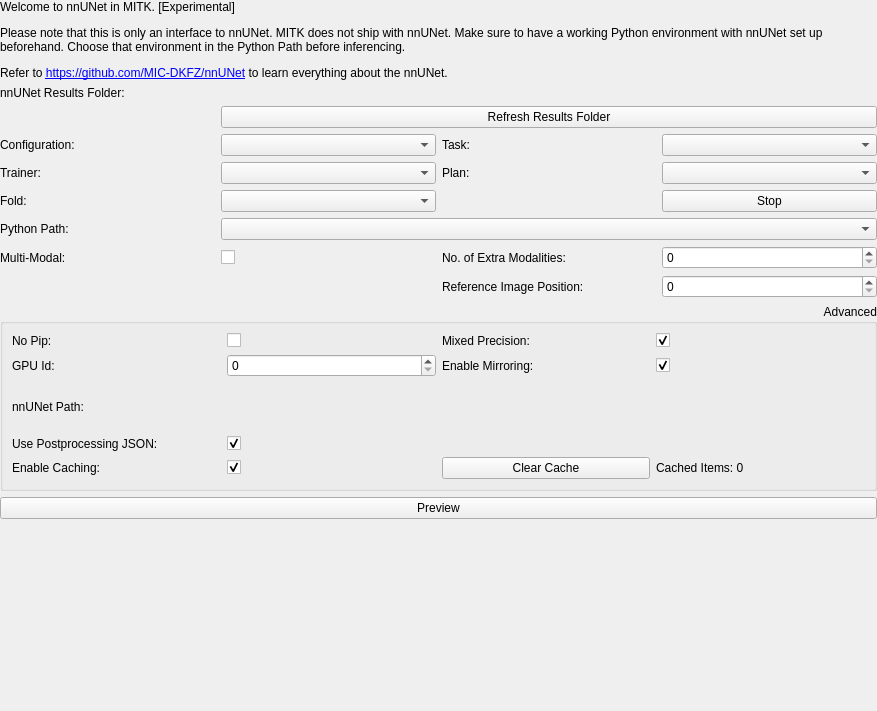
This is Modules/SegmentationUI/Qmitk/QmitknnUNetToolGUIControls.ui in MITK/MITK as Qt 5 draws it before an edit. The edited form follows.
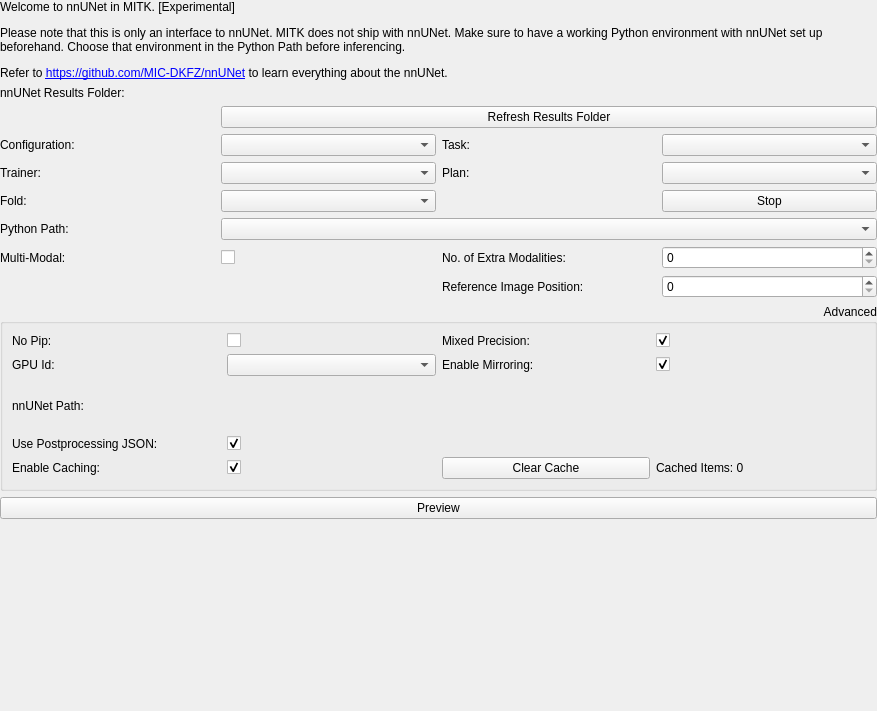
This is the edited form. Custom widgets are drawn as their Qt base class.

Commit message: GPU selection is now a Combobox

Diff of the .ui file:
```diff
--- a/Modules/SegmentationUI/Qmitk/QmitknnUNetToolGUIControls.ui
+++ b/Modules/SegmentationUI/Qmitk/QmitknnUNetToolGUIControls.ui
@@ -320,7 +320,7 @@
          </widget>
         </item>
         <item row="1" column="1">
-         <widget class="QSpinBox" name="gpuSpinBox"/>
+        <widget class="ctkComboBox" name="gpuComboBox"/>
         </item>
         <item row="1" column="2">
          <widget class="QLabel" name="mirrorLabel">
```
The commit also changes 3 other files.
